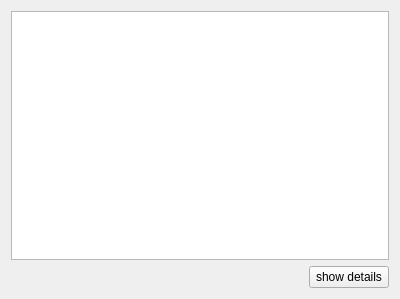
The window that gui_windows/show_orders_widget.ui (softwaredevPK/CompanyManager) describes before a commit, drawn with Qt 5.
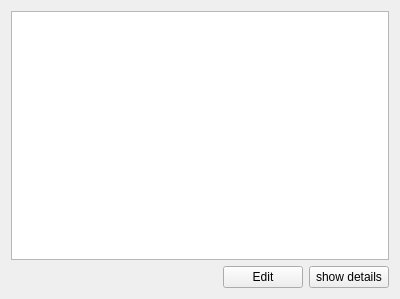
The same window after the commit.

Commit message: EditOrderWidget from CreateOrderWidget created + connected with apropriate buttons. PriceTableWidget + ProductsWidget models has been repaired affects on each other

Patch:
```diff
--- a/gui_windows/show_orders_widget.ui
+++ b/gui_windows/show_orders_widget.ui
@@ -45,6 +45,13 @@
        </property>
       </spacer>
      </item>
+     <item>
+      <widget class="QPushButton" name="edit_B">
+       <property name="text">
+        <string>Edit</string>
+       </property>
+      </widget>
+     </item>
      <item>
       <widget class="QPushButton" name="details_B">
        <property name="text">
```
The commit also changes 6 other files.
